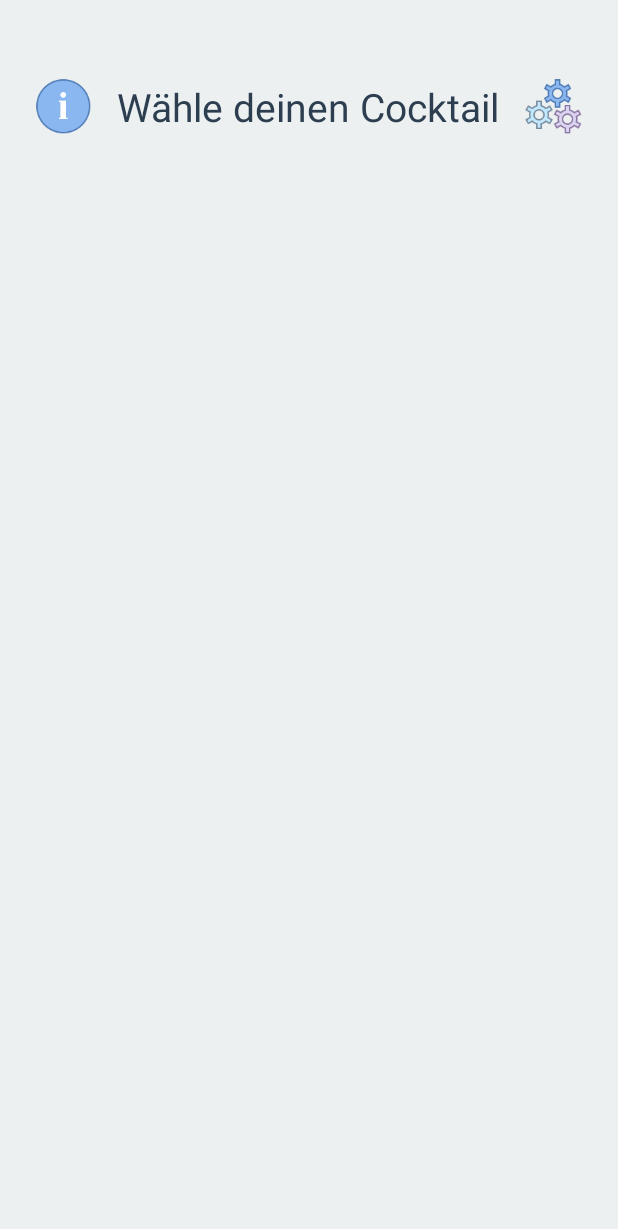
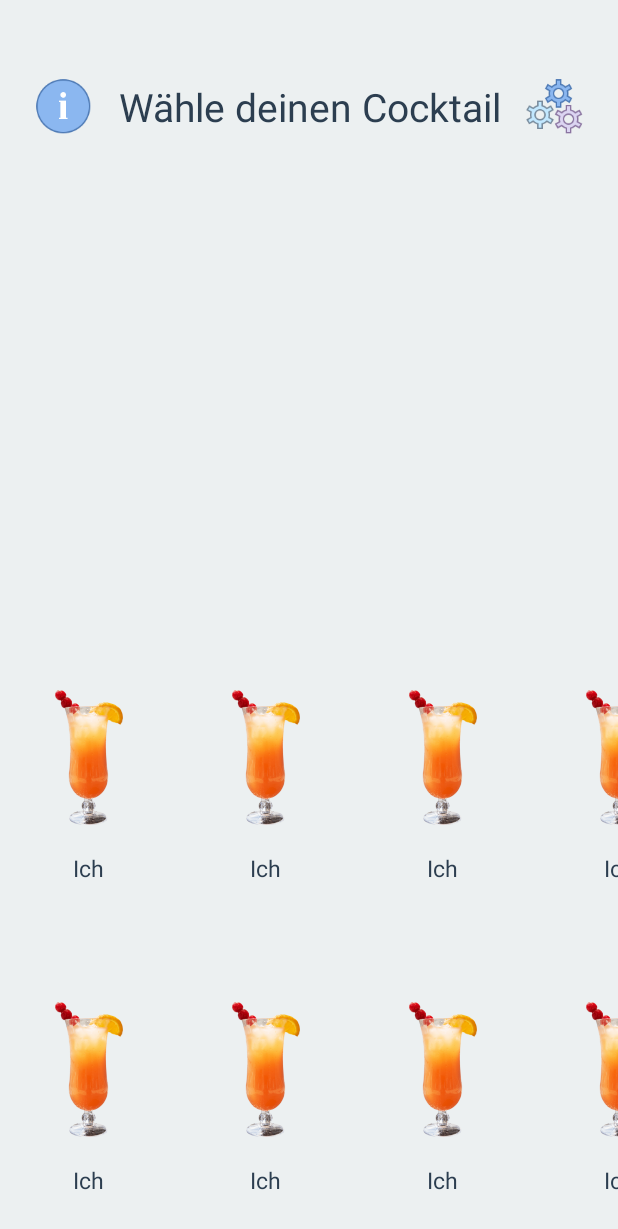
Before and after one commit to 2BKI-ELITE/cocktail-Android, an Android app: the screen it shows after launch (MainActivity), on a phone screen of 412 x 824 dp. Shown: the top 1229 px of the screen. Run offline under Robolectric (Android 15) with nearby library versions, the phone set to English and light mode, and no system bars; our stand-ins replace sdp/ssp sizes.

Commit message:
for maurice

```diff
--- a/app/src/main/AndroidManifest.xml
+++ b/app/src/main/AndroidManifest.xml
@@ -17,7 +17,8 @@
         android:roundIcon="@mipmap/ic_launcher_round"
         android:supportsRtl="true"
         android:theme="@style/AppTheme">
-        <activity android:name=".screenactivities.UserActivity"></activity>
+        <activity android:name=".screenactivities.PieChartActitivty"></activity>
+        <activity android:name=".screenactivities.UserActivity" />
         <activity android:name=".screenactivities.CleanActivity" />
         <activity android:name=".LoginActivity" />
         <activity android:name=".screenactivities.AdminPanelActivity" />
--- /dev/null
+++ b/app/src/main/java/com/example/cocktail_android/MainCocktailItem.java
@@ -0,0 +1,22 @@
+package com.example.cocktail_android;
+
+public class MainCocktailItem {
+    private int mImageResource;
+    private String mText1;
+
+    public MainCocktailItem(int mImageResource, String mText1) {
+        this.mImageResource = mImageResource;
+        this.mText1 = mText1;
+
+    }
+
+    public int getmImageResource() {
+        return mImageResource;
+    }
+
+
+    public String getmText1() {
+        return mText1;
+    }
+
+}
--- /dev/null
+++ b/app/src/main/java/com/example/cocktail_android/MainCocktailItemAdapter.java
@@ -0,0 +1,55 @@
+package com.example.cocktail_android;
+
+import android.view.LayoutInflater;
+import android.view.View;
+import android.view.ViewGroup;
+import android.widget.ImageView;
+import android.widget.TextView;
+
+import androidx.annotation.NonNull;
+import androidx.recyclerview.widget.RecyclerView;
+
+import java.util.ArrayList;
+
+
+
+
+public class MainCocktailItemAdapter extends RecyclerView.Adapter<MainCocktailItemAdapter.MainCocktailViewHolder> {
+    private ArrayList<MainCocktailItem> mExampleList;
+    public static class MainCocktailViewHolder extends RecyclerView.ViewHolder{
+        public ImageView mImageView;
+        public TextView mTextView1;
+        public MainCocktailViewHolder(@NonNull View itemView) {
+            super(itemView);
+            mImageView = itemView.findViewById(R.id.mainitem_ivCocktail);
+            mTextView1 = itemView.findViewById(R.id.mainitem_tvTitle);
+
+
+        }
+    }
+
+    public MainCocktailItemAdapter(ArrayList<MainCocktailItem> examplelist){
+        mExampleList = examplelist;
+    }
+
+    @NonNull
+    @Override
+    public MainCocktailViewHolder onCreateViewHolder(@NonNull ViewGroup parent, int viewType) {
+        View v = LayoutInflater.from(parent.getContext()).inflate(R.layout.item_maincocktails,parent,false);
+        MainCocktailViewHolder evh = new MainCocktailViewHolder(v);
+        return evh;
+    }
+
+    @Override
+    public void onBindViewHolder(@NonNull MainCocktailViewHolder holder, int position) {
+        MainCocktailItem currentItem = mExampleList.get(position);
+        holder.mImageView.setImageResource(currentItem.getmImageResource());
+        holder.mTextView1.setText(currentItem.getmText1());
+
+    }
+
+    @Override
+    public int getItemCount() {
+        return mExampleList.size();
+    }
+}
--- a/app/src/main/java/com/example/cocktail_android/screenactivities/AdminPanelActivity.java
+++ b/app/src/main/java/com/example/cocktail_android/screenactivities/AdminPanelActivity.java
@@ -60,7 +60,7 @@ public class AdminPanelActivity extends AppCompatActivity implements View.OnClic
                 break;
 
             case R.id.adminpanel_btUser:
-                Intent intente = new Intent(AdminPanelActivity.this, UserActivity.class);
+                Intent intente = new Intent(AdminPanelActivity.this, PieChartActitivty.class);
                 startActivity(intente);
                 break;
 
--- a/app/src/main/java/com/example/cocktail_android/screenactivities/MainActivity.java
+++ b/app/src/main/java/com/example/cocktail_android/screenactivities/MainActivity.java
@@ -1,6 +1,11 @@
 package com.example.cocktail_android.screenactivities;
 
 import androidx.appcompat.app.AppCompatActivity;
+import androidx.recyclerview.widget.LinearLayoutManager;
+import androidx.recyclerview.widget.LinearSnapHelper;
+import androidx.recyclerview.widget.PagerSnapHelper;
+import androidx.recyclerview.widget.RecyclerView;
+import androidx.recyclerview.widget.SnapHelper;
 
 import android.content.res.Configuration;
 import android.os.Bundle;
@@ -8,10 +13,23 @@ import android.os.StrictMode;
 
 import android.widget.ImageButton;
 import android.content.Intent;
+import android.widget.LinearLayout;
 
+import com.example.cocktail_android.MainCocktailItem;
+import com.example.cocktail_android.MainCocktailItemAdapter;
+import com.example.cocktail_android.ManageItem;
+import com.example.cocktail_android.MangeItemAdapter;
 import com.example.cocktail_android.R;
 
+import java.util.ArrayList;
+
 public class MainActivity extends AppCompatActivity {
+    private RecyclerView mRecyclerView;
+    private RecyclerView mRecyclerView2;
+    private RecyclerView.Adapter mAdapter;
+    private RecyclerView.LayoutManager mLayoutManager;
+    private RecyclerView.Adapter mAdapter2;
+    private RecyclerView.LayoutManager mLayoutManager2;
 
     @Override
     protected void onCreate(Bundle savedInstanceState) {
@@ -37,5 +55,49 @@ public class MainActivity extends AppCompatActivity {
             Intent intent1 = new Intent(MainActivity.this, AdminPanelActivity.class);
             startActivity(intent1);
         });
+
+        ArrayList<MainCocktailItem> exampleList = new ArrayList<>();
+        exampleList.add(new MainCocktailItem(R.drawable.test_cocktail_pic,"Ich"));
+        exampleList.add(new MainCocktailItem(R.drawable.test_cocktail_pic,"Ich"));
+        exampleList.add(new MainCocktailItem(R.drawable.test_cocktail_pic,"Ich"));
+        exampleList.add(new MainCocktailItem(R.drawable.test_cocktail_pic,"Ich"));
+        exampleList.add(new MainCocktailItem(R.drawable.test_cocktail_pic,"Ich"));
+        exampleList.add(new MainCocktailItem(R.drawable.test_cocktail_pic,"Ich"));
+        exampleList.add(new MainCocktailItem(R.drawable.test_cocktail_pic,"Ich"));
+        exampleList.add(new MainCocktailItem(R.drawable.test_cocktail_pic,"Ich"));
+        exampleList.add(new MainCocktailItem(R.drawable.test_cocktail_pic,"Ich"));
+        exampleList.add(new MainCocktailItem(R.drawable.test_cocktail_pic,"Ich"));
+        exampleList.add(new MainCocktailItem(R.drawable.test_cocktail_pic,"Ich"));
+        exampleList.add(new MainCocktailItem(R.drawable.test_cocktail_pic,"Ich"));
+        exampleList.add(new MainCocktailItem(R.drawable.test_cocktail_pic,"Ich"));
+        exampleList.add(new MainCocktailItem(R.drawable.test_cocktail_pic,"Ich"));
+        exampleList.add(new MainCocktailItem(R.drawable.test_cocktail_pic,"Ich"));
+        exampleList.add(new MainCocktailItem(R.drawable.test_cocktail_pic,"Ich"));
+        exampleList.add(new MainCocktailItem(R.drawable.test_cocktail_pic,"Ich"));
+        exampleList.add(new MainCocktailItem(R.drawable.test_cocktail_pic,"Ich"));
+
+
+        mRecyclerView = findViewById(R.id.main_rv1);
+        mRecyclerView.setHasFixedSize(true);
+        mLayoutManager = new LinearLayoutManager(this,RecyclerView.HORIZONTAL,false);
+        mAdapter = new MainCocktailItemAdapter(exampleList);
+
+        mRecyclerView.setAdapter(mAdapter);
+        mRecyclerView.setLayoutManager(mLayoutManager);
+        SnapHelper snapHelper = new LinearSnapHelper();
+        snapHelper.attachToRecyclerView(mRecyclerView);
+
+        mRecyclerView2 = findViewById(R.id.main_rv2);
+        mRecyclerView2.setHasFixedSize(true);
+
+        mLayoutManager2 = new LinearLayoutManager(this,RecyclerView.HORIZONTAL,false);
+        mAdapter2 = new MainCocktailItemAdapter(exampleList);
+
+        mRecyclerView2.setAdapter(mAdapter2);
+        mRecyclerView2.setLayoutManager(mLayoutManager2);
+        SnapHelper snapHelper2 = new LinearSnapHelper();
+        snapHelper2.attachToRecyclerView(mRecyclerView2);
+
+
     }
 }
--- a/app/src/main/java/com/example/cocktail_android/screenactivities/ManageActivity.java
+++ b/app/src/main/java/com/example/cocktail_android/screenactivities/ManageActivity.java
@@ -2,7 +2,9 @@ package com.example.cocktail_android.screenactivities;
 
 import androidx.appcompat.app.AppCompatActivity;
 import androidx.recyclerview.widget.LinearLayoutManager;
+import androidx.recyclerview.widget.PagerSnapHelper;
 import androidx.recyclerview.widget.RecyclerView;
+import androidx.recyclerview.widget.SnapHelper;
 
 import android.content.res.Configuration;
 import android.os.Bundle;
@@ -50,5 +52,6 @@ public class ManageActivity extends AppCompatActivity {
 
         mRecyclerView.setAdapter(mAdapter);
         mRecyclerView.setLayoutManager(mLayoutManager);
+
     }
 }
--- a/app/src/main/res/layout/activity_add_removeuser.xml
+++ b/app/src/main/res/layout/activity_add_removeuser.xml
@@ -9,7 +9,7 @@
     <RelativeLayout
         android:layout_width="match_parent"
         android:layout_height="wrap_content"
-        android:layout_marginTop="@dimen/_40sdp"
+        android:layout_marginTop="@dimen/_30sdp"
         >
 
         <TextView
--- a/app/src/main/res/layout/activity_main.xml
+++ b/app/src/main/res/layout/activity_main.xml
@@ -6,56 +6,90 @@
     android:layout_height="match_parent"
     android:background="?attr/backgroundcolor"
     android:orientation="vertical"
+    android:id="@+id/main_mainlayout"
     tools:context=".screenactivities.MainActivity">
 
-    <RelativeLayout
+    <androidx.constraintlayout.widget.ConstraintLayout
+        android:id="@+id/relativeLayout"
         android:layout_width="match_parent"
-        android:layout_height="wrap_content"
-        android:layout_marginLeft="@dimen/_1sdp"
-        android:layout_marginRight="@dimen/_1sdp">
+        android:layout_height="match_parent">
 
-        <RelativeLayout
-            android:layout_width="match_parent"
-            android:layout_height="wrap_content"
-            android:layout_marginTop="@dimen/_40sdp"
-            >
 
         <TextView
             android:id="@+id/main_tvTitle"
             android:layout_width="wrap_content"
             android:layout_height="wrap_content"
+            android:layout_marginBottom="1dp"
             android:text="Wähle deinen Cocktail"
             android:textColor="?attr/textcolorPrimary"
             android:textSize="@dimen/_20sdp"
-                android:layout_centerHorizontal="true"
-                android:layout_centerVertical="true"/>
+            app:layout_constraintBottom_toBottomOf="@+id/main_btAdminPanel"
+            app:layout_constraintEnd_toStartOf="@+id/main_btAdminPanel"
+            app:layout_constraintStart_toEndOf="@+id/main_btInfo" />
 
         <ImageButton
             android:id="@+id/main_btAdminPanel"
             android:layout_width="wrap_content"
             android:layout_height="wrap_content"
+            android:layout_marginTop="52dp"
+            android:layout_marginEnd="7dp"
+            android:layout_marginRight="7dp"
+            android:background="@null"
             android:scaleType="centerInside"
-                app:srcCompat="@drawable/cocktails_admin_bt"
-                android:layout_toRightOf="@id/main_tvTitle"
-                android:background="@null"
-                android:layout_marginLeft="@dimen/_13sdp"
-                android:layout_centerVertical="true" />
+            app:layout_constraintEnd_toEndOf="parent"
+            app:layout_constraintStart_toEndOf="@+id/main_tvTitle"
+            app:layout_constraintTop_toTopOf="parent"
+            app:srcCompat="@drawable/cocktails_admin_bt" />
+
         <ImageButton
             android:id="@+id/main_btInfo"
             android:layout_width="wrap_content"
             android:layout_height="wrap_content"
+            android:layout_marginStart="7dp"
+            android:layout_marginLeft="7dp"
+            android:layout_marginTop="52dp"
+            android:layout_marginEnd="1dp"
+            android:layout_marginRight="1dp"
+            android:background="@null"
             android:scaleType="centerInside"
-                app:srcCompat="@drawable/cocktails_info_bt"
-                android:layout_toLeftOf="@id/main_tvTitle"
-                android:background="@null"
-                android:layout_marginRight="@dimen/_13sdp"
-                android:layout_centerVertical="true" />
-        </RelativeLayout>
+            app:layout_constraintEnd_toStartOf="@+id/main_tvTitle"
+            app:layout_constraintStart_toStartOf="parent"
+            app:layout_constraintTop_toTopOf="parent"
+            app:srcCompat="@drawable/cocktails_info_bt" />
+
+        <androidx.recyclerview.widget.RecyclerView
+            android:id="@+id/main_rv1"
+            android:layout_width="match_parent"
+            android:layout_height="@dimen/_160sdp"
+            android:layout_gravity="center"
+            app:layout_constraintBottom_toTopOf="@id/main_rv2"
+            />
+
+        <androidx.recyclerview.widget.RecyclerView
+            android:id="@+id/main_rv2"
+            android:layout_width="match_parent"
+            android:layout_height="@dimen/_160sdp"
+            android:layout_gravity="center"
+            app:layout_constraintBottom_toBottomOf="parent"
+            />
+
+
+
+    </androidx.constraintlayout.widget.ConstraintLayout>
 
 
 
 
-    </RelativeLayout>
+
+
+
+
+
+
+
+
+
+
 
 
 </LinearLayout>
--- /dev/null
+++ b/app/src/main/res/layout/item_maincocktails.xml
@@ -0,0 +1,50 @@
+<?xml version="1.0" encoding="utf-8"?>
+<androidx.cardview.widget.CardView xmlns:android="http://schemas.android.com/apk/res/android"
+    xmlns:app="http://schemas.android.com/apk/res-auto"
+    xmlns:tools="http://schemas.android.com/tools"
+    android:layout_width="wrap_content"
+    android:layout_height="wrap_content"
+    android:layout_margin="@dimen/_10sdp"
+    android:background="@null"
+    app:cardBackgroundColor="@android:color/transparent"
+    app:cardElevation="0dp">
+
+    <RelativeLayout
+        android:layout_width="wrap_content"
+        android:layout_height="wrap_content"
+        android:background="@null"
+        >
+
+
+        <RelativeLayout
+            android:id="@+id/mainitem_background"
+            android:layout_width="@dimen/_70sdp"
+            android:layout_height="@dimen/_80sdp"
+
+            />
+
+        <ImageView
+            android:id="@+id/mainitem_ivCocktail"
+            android:layout_width="@dimen/_70sdp"
+            android:layout_height="@dimen/_100sdp"
+            android:layout_centerVertical="true"
+            android:layout_centerHorizontal="true"
+            android:scaleType="centerInside"
+            tools:srcCompat="@drawable/test_cocktail_pic" />
+
+        <TextView
+            android:id="@+id/mainitem_tvTitle"
+            android:layout_width="wrap_content"
+            android:layout_height="wrap_content"
+            android:text="Screwdriver"
+            android:textSize="@dimen/_12sdp"
+            android:layout_centerHorizontal="true"
+            android:textColor="?attr/textcolorPrimary"
+            android:layout_marginTop="@dimen/_13sdp"
+            android:layout_below="@+id/mainitem_ivCocktail"
+            />
+
+
+
+    </RelativeLayout>
+</androidx.cardview.widget.CardView>
--- a/app/src/main/res/values/colors.xml
+++ b/app/src/main/res/values/colors.xml
@@ -3,4 +3,7 @@
     <color name="colorPrimary">#ECF0F1</color>
     <color name="colorPrimaryDark">#00574B</color>
     <color name="colorAccent">#D81B60</color>
+    <color name="pieChartBlue">#2699FB</color>
+    <color name="pieChartLightBlue">#BCE0FD</color>
+    <color name="titlecolor">#666666</color>
 </resources>
```
Also changed, not shown: app/src/main/java/com/example/cocktail_android/CocktailLayoutManager.java (added, +27 -0 lines), app/src/main/java/com/example/cocktail_android/screenactivities/IngredientsItem.java (added, +31 -0 lines), app/src/main/java/com/example/cocktail_android/screenactivities/PieChartActitivty.java (added, +16 -0 lines), app/src/main/res/drawable/stats_full.xml (added, +12 -0 lines), app/src/main/res/drawable/stats_progress.xml (added, +12 -0 lines), app/src/main/res/layout/activity_pie_chart_actitivty.xml (added, +80 -0 lines), app/src/main/res/layout/item_ingredients.xml (added, +108 -0 lines). Lines whose indentation alone changed are shown as unchanged.
